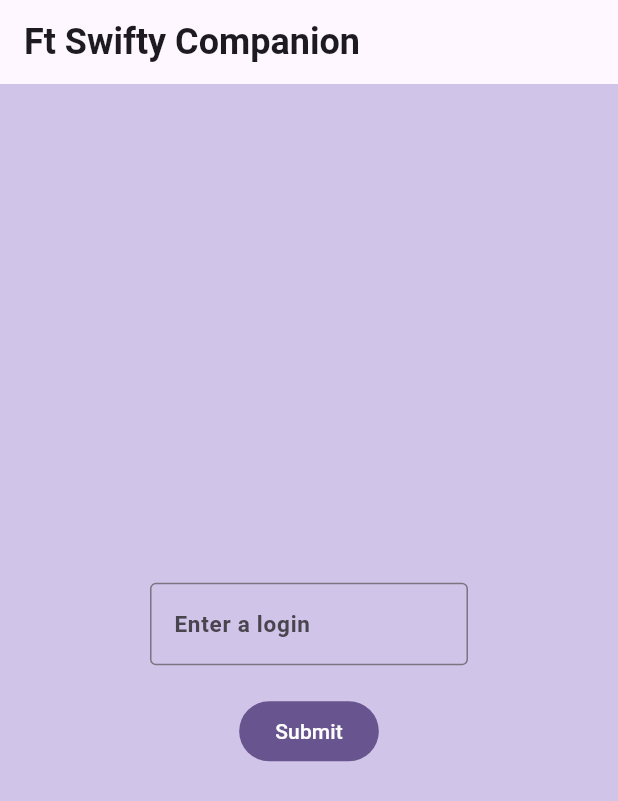
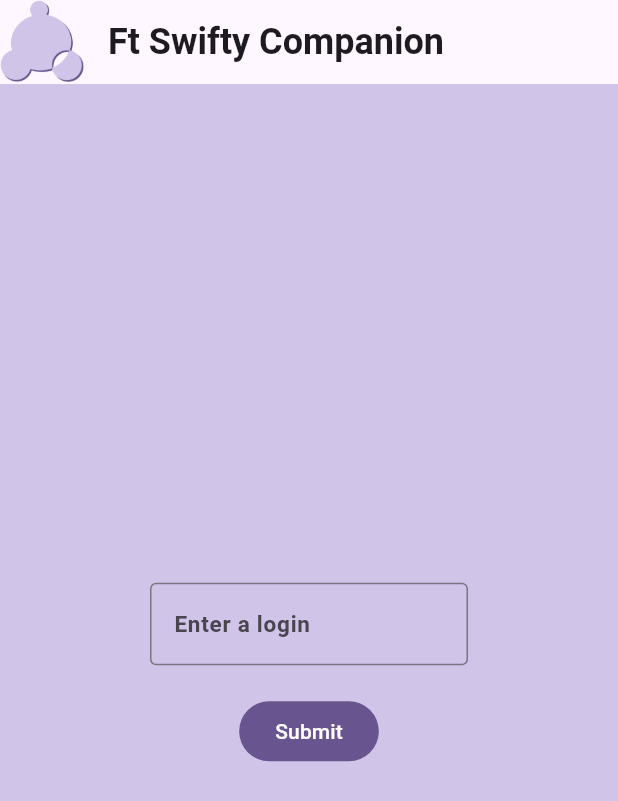
Before and after one commit to olelong/ft_swifty_companion, a Flutter app: the screen it shows after launch, on a phone screen of 412 x 824 dp. Shown: the top 801 px of the screen. Run offline on Flutter 3.47's test engine with Material 3 defaults, Android fonts, the phone set to English and light mode, and no system bars; our stand-ins replace flutter_dotenv, flutter_secure_storage; accounts and stored records are empty.

Commit message:
add logo on first view

```diff
--- a/lib/main.dart
+++ b/lib/main.dart
@@ -46,7 +46,9 @@ class MyApp extends StatelessWidget {
         ),
       ),
       home: Scaffold(
-        appBar: AppBar(title: const Text("Ft Swifty Companion")),
+        appBar: AppBar(
+            leading: Image.asset('assets/load.png'),
+            title: const Text("Ft Swifty Companion")),
         body: const LoginScreen(),
       ),
     );
```
